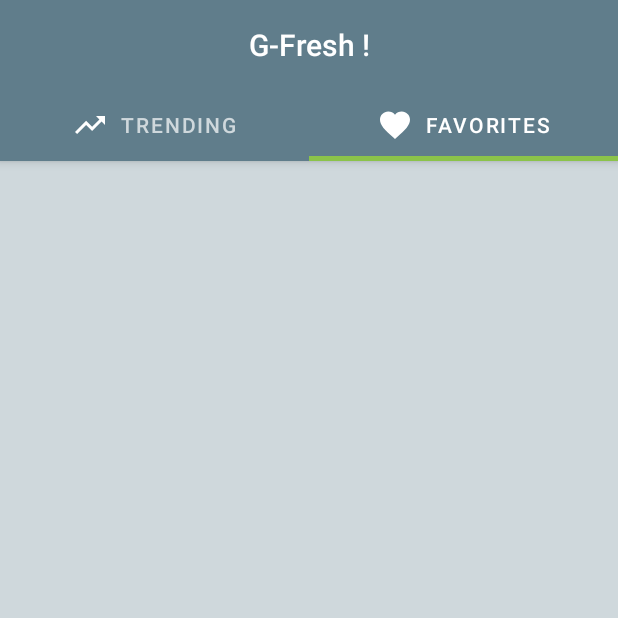
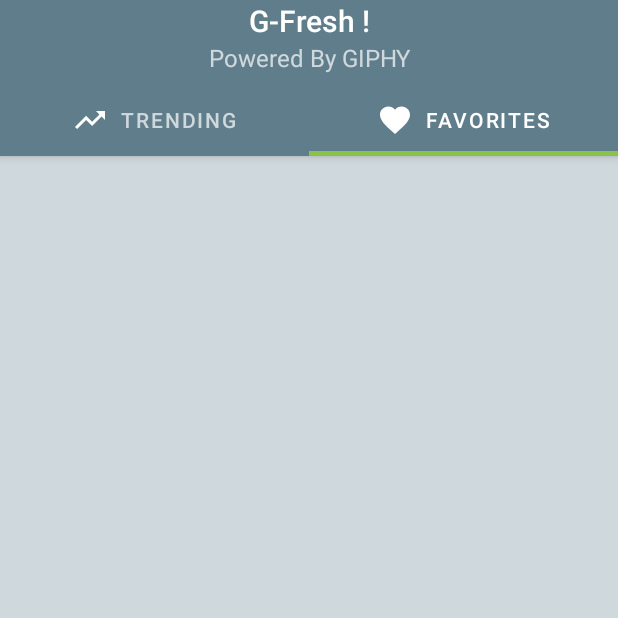
Before and after one commit to anoopch/G-Fresh, an Android app: the screen it shows after launch (MainActivity), tab 2 chosen, on a phone screen of 412 x 824 dp, the top half of it. Run offline under Robolectric (Android 15) with nearby library versions, the phone set to English and light mode, and no system bars; our stand-ins replace RxJava; libraries missing offline, so code that uses them is left out: org.jetbrains.anko; 1 statement that could not run was skipped.

Commit message:
down sampled gif for faster loading Add Giphy credits Modify status bar color

```diff
--- a/app/src/main/java/ch/anoop/g_fresh/api/GiphyResponseModel.kt
+++ b/app/src/main/java/ch/anoop/g_fresh/api/GiphyResponseModel.kt
@@ -10,9 +10,7 @@ data class GiphyResponse(val data: List<GiffItem>)
 data class GiffItem(val title: String, val images: Image, var isFavorite: Boolean = false)
 
 data class Image(
-    val fixed_width: ImageSize,
-    val fixed_height: ImageSize,
-    val original: ImageSize
+    val fixed_width_downsampled: ImageSize
 )
 
-data class ImageSize(val url: String)
+data class ImageSize(val height: String, val width: String, val url: String)
--- a/app/src/main/java/ch/anoop/g_fresh/view/adapter/view_holder/GiffImageViewHolder.kt
+++ b/app/src/main/java/ch/anoop/g_fresh/view/adapter/view_holder/GiffImageViewHolder.kt
@@ -32,7 +32,7 @@ class GiffImageViewHolder(itemView: View) : RecyclerView.ViewHolder(itemView) {
             .asGif()
             .placeholder(R.drawable.ic_download)
             .error(R.drawable.ic_error)
-            .load(data.images.fixed_width.url)
+            .load(data.images.fixed_width_downsampled.url)
             .apply(
                 RequestOptions()
                     .diskCacheStrategy(DiskCacheStrategy.NONE)
--- a/app/src/main/res/layout/activity_main.xml
+++ b/app/src/main/res/layout/activity_main.xml
@@ -11,15 +11,27 @@
         android:layout_height="wrap_content"
         android:theme="@style/Theme.GFresh.AppBarOverlay">
 
-        <TextView
-            android:id="@+id/title"
+        <LinearLayout
             android:layout_width="match_parent"
             android:layout_height="wrap_content"
-            android:gravity="center"
             android:minHeight="?actionBarSize"
-            android:padding="@dimen/appbar_padding"
-            android:text="@string/app_name"
-            android:textAppearance="@style/TextAppearance.Widget.AppCompat.Toolbar.Title" />
+            android:orientation="vertical">
+
+            <TextView
+                android:layout_width="match_parent"
+                android:layout_height="wrap_content"
+                android:gravity="center"
+                android:text="@string/app_name"
+                android:textAppearance="@style/TextAppearance.Widget.AppCompat.Toolbar.Title" />
+
+            <TextView
+                android:layout_width="match_parent"
+                android:layout_height="wrap_content"
+                android:gravity="center"
+                android:text="@string/powered_by_giphy"
+                android:textAppearance="@style/TextAppearance.Widget.AppCompat.Toolbar.Subtitle" />
+        </LinearLayout>
+
 
         <com.google.android.material.tabs.TabLayout
             android:id="@+id/tabs"
@@ -30,6 +42,7 @@
             app:tabIndicatorColor="@color/accent"
             app:tabIndicatorHeight="3dp"
             app:tabInlineLabel="true"
+            app:tabRippleColor="@color/accent"
             app:tabSelectedTextColor="@color/white"
             app:tabTextColor="@color/secondary_text" />
     </com.google.android.material.appbar.AppBarLayout>
--- a/app/src/main/res/values/strings.xml
+++ b/app/src/main/res/values/strings.xml
@@ -1,5 +1,6 @@
 <resources>
     <string name="app_name">G-Fresh !</string>
+    <string name="powered_by_giphy">Powered By GIPHY</string>
     <string name="tab_text_1">Trending</string>
     <string name="tab_text_2">Favorites</string>
     <string name="search_hint">search trending and fresh GIFFs</string>
--- a/app/src/main/res/values/themes.xml
+++ b/app/src/main/res/values/themes.xml
@@ -2,6 +2,7 @@
     <!-- Base application theme. -->
     <style name="Theme.GFresh" parent="Theme.MaterialComponents.DayNight.NoActionBar">
         <!-- Primary brand color. -->
+        <item name="colorPrimaryDark">@color/primary_dark</item>
         <item name="colorPrimary">@color/primary</item>
         <item name="colorPrimaryVariant">@color/primary_light</item>
         <item name="colorOnPrimary">@color/accent</item>
@@ -10,7 +11,7 @@
         <item name="colorSecondaryVariant">@color/primary_light</item>
         <item name="colorOnSecondary">@color/accent</item>
         <!-- Status bar color. -->
-        <item name="android:statusBarColor" tools:targetApi="l">?attr/colorPrimaryVariant</item>
+        <item name="android:statusBarColor" tools:targetApi="l">?attr/colorPrimaryDark</item>
         <!-- Customize your theme here. -->
     </style>
 
```
